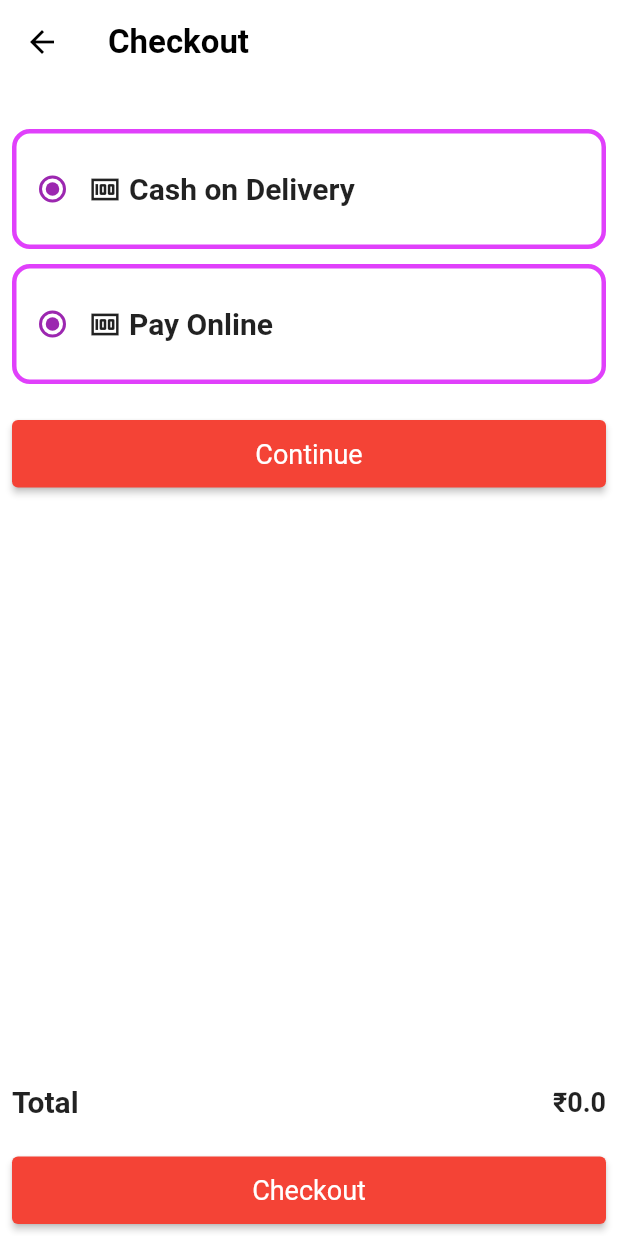
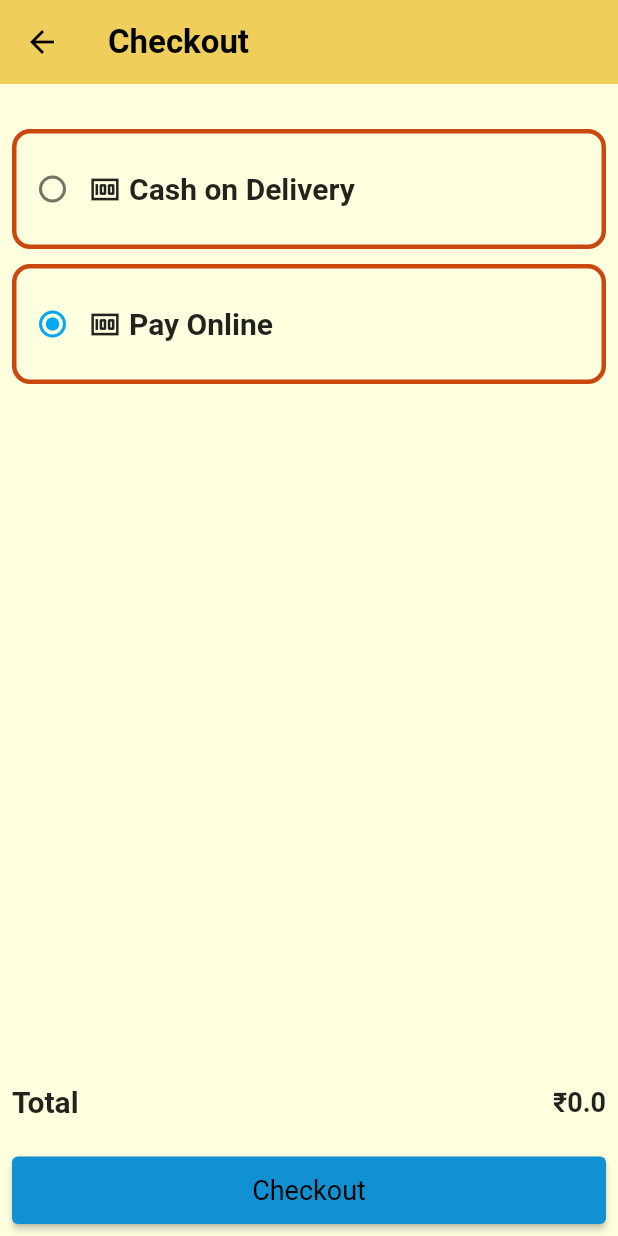
Before and after one commit to SaurabhAlex/-Gadget_World, a Flutter app: the screen it shows once a user with an empty profile is signed in, item 2 of the bottom bar chosen, after a tap on "Checkout", on a phone screen of 412 x 824 dp. Run offline on Flutter 3.47's test engine with Material 2 defaults, Android fonts, the phone set to English and light mode, and no system bars; our stand-ins replace bottom_navy_bar, cloud_firestore, firebase_auth, firebase_core, firebase_storage, fluttertoast and 2 more; missing offline and left inert: flutter_stripe, upi_india; accounts and stored records are empty; network calls fail.

Commit message:
UI&color upgrade

```diff
--- a/lib/constants/theme.dart
+++ b/lib/constants/theme.dart
@@ -1,21 +1,20 @@
-import 'package:bottom_navy_bar/bottom_navy_bar.dart';
 import 'package:flutter/material.dart';
 
 ThemeData themeData = ThemeData(
-  scaffoldBackgroundColor: Colors.white,
-  appBarTheme: const AppBarTheme(
-    backgroundColor: Colors.white,
+  scaffoldBackgroundColor: const Color(0xffffffe0),
+  appBarTheme:  AppBarTheme(
+    backgroundColor: const Color(0xffe8b923).withOpacity(0.7),
     elevation: 0,
-    titleTextStyle: TextStyle(
+    titleTextStyle: const TextStyle(
       color: Colors.black
     ),
-    iconTheme: IconThemeData(
+    iconTheme: const IconThemeData(
       color: Colors.black
     )
   ),
-  primaryColor: Colors.purpleAccent,
-  canvasColor: Colors.purpleAccent,
-  primarySwatch: Colors.purple,
+  primaryColor:const Color(0xffc94810),
+  canvasColor: const Color(0xff90EE90),
+  primarySwatch: Colors.lightBlue,
   outlinedButtonTheme: OutlinedButtonThemeData(
     style: OutlinedButton.styleFrom(
         foregroundColor: Colors.purpleAccent,
@@ -36,7 +35,7 @@ ThemeData themeData = ThemeData(
   ),
   elevatedButtonTheme: ElevatedButtonThemeData(
     style: ElevatedButton.styleFrom(
-      backgroundColor: Colors.red,
+      backgroundColor: const Color(0xff1191d1),
       textStyle: const TextStyle(
         fontSize: 18
       ),
--- a/lib/screens/bottom_navBar/bottom_nav_bar.dart
+++ b/lib/screens/bottom_navBar/bottom_nav_bar.dart
@@ -4,6 +4,8 @@ import 'package:grocery_app/screens/cart_screen/cart_screen.dart';
 import 'package:grocery_app/screens/favourite/favourite_screen.dart';
 import 'package:grocery_app/screens/home/home.dart';
 import 'package:grocery_app/screens/profile/profile_screen.dart';
+
+import '../order_screen/order_screen.dart';
 
 class BottomNavBar extends StatefulWidget {
   const BottomNavBar({Key? key}) : super(key: key);
@@ -40,13 +42,13 @@ class _BottomNavBarState extends State<BottomNavBar> {
           children: const <Widget>[
             HomeScreen(),
             CartScreen(),
-            FavouriteScreen(),
+            OrderScreen(),
             ProfileScreen()
           ],
         ),
       ),
       bottomNavigationBar: BottomNavyBar(
-        backgroundColor: Colors.purpleAccent.withOpacity(0.4),
+        backgroundColor: const Color(0xffc94810).withOpacity(0.6),
         iconSize: 27,
 
         selectedIndex: _currentIndex,
@@ -62,18 +64,18 @@ class _BottomNavBarState extends State<BottomNavBar> {
           ),
           BottomNavyBarItem(
               activeColor: Colors.black,
-              title:  Text('Cart'),
-              icon:  Icon(Icons.shopping_cart)
+              title:  const Text('Cart'),
+              icon:  const Icon(Icons.shopping_cart)
           ),
           BottomNavyBarItem(
               activeColor: Colors.black,
-              title:  Text('Orders'),
-              icon:  Icon(Icons.newspaper_outlined,)
+              title:  const Text('Orders'),
+              icon:  const Icon(Icons.reorder,)
           ),
           BottomNavyBarItem(
               activeColor: Colors.black,
-              title:  Text('Profile'),
-              icon:  Icon(Icons.person,)
+              title:  const Text('Profile'),
+              icon:  const Icon(Icons.person,)
           ),
         ],
       ),
--- a/lib/screens/cart_screen/cart_screen.dart
+++ b/lib/screens/cart_screen/cart_screen.dart
@@ -21,6 +21,7 @@ class _CartScreenState extends State<CartScreen> {
     return  Scaffold(
       appBar: AppBar(
         title: const Text("Cart Screen",style: TextStyle(fontSize: 22, fontWeight: FontWeight.bold),),
+        centerTitle: true,
       ),
       body:  appProvider.getCartProductList.isEmpty ? const Center(
         child: Text("Cart List is Empty"),
--- a/lib/screens/category_view/category_view.dart
+++ b/lib/screens/category_view/category_view.dart
@@ -76,7 +76,7 @@ class _CategoryViewScreenState extends State<CategoryViewScreen> {
                     ProductModel singleProduct = productModelList[index];
                     return Container(
                       decoration: BoxDecoration(
-                          color: Colors.purpleAccent.withOpacity(0.3),
+                          color: const Color(0xffe8b923).withOpacity(0.4),
                           borderRadius: BorderRadius.circular(10)
                       ),
                       child: Column(
--- a/lib/screens/edit_profile/edit_profile.dart
+++ b/lib/screens/edit_profile/edit_profile.dart
@@ -39,7 +39,6 @@ class _EditProfileState extends State<EditProfile> {
     AppProvider appProvider = Provider.of<AppProvider>(context);
     return Scaffold(
       appBar: AppBar(
-        backgroundColor: Colors.white,
         title:const Text("Edit Profile",style: TextStyle(fontSize: 22, fontWeight: FontWeight.bold),),
         centerTitle: true,
       ),
--- a/lib/screens/favourite/favourite_screen.dart
+++ b/lib/screens/favourite/favourite_screen.dart
@@ -17,6 +17,7 @@ class _FavouriteScreenState extends State<FavouriteScreen> {
     return  Scaffold(
       appBar: AppBar(
         title: const Text("Favourite Screen",style: TextStyle(fontSize: 22, fontWeight: FontWeight.bold),),
+        centerTitle: true,
       ),
       body:  appProvider.getFavouriteProductList.isEmpty ? const Center(
         child: Text("Favourite List is Empty"),
--- a/lib/screens/home/home.dart
+++ b/lib/screens/home/home.dart
@@ -90,8 +90,8 @@ class _HomeScreenState extends State<HomeScreen> {
                               Routes.instance.push(CategoryViewScreen(categoryModel: e), context);
                             } ,
                             child: Card(
-                              color: Colors.white,
-                              elevation: 13,
+                              color:  const Color(0xffe8b923).withOpacity(0.4),
+                              elevation: 2,
                               shape: RoundedRectangleBorder(
                                 borderRadius: BorderRadius.circular(20),
                               ),
@@ -139,7 +139,7 @@ class _HomeScreenState extends State<HomeScreen> {
                         ProductModel singleProduct = productModelList[index];
                         return Container(
                           decoration: BoxDecoration(
-                              color: Colors.purpleAccent.withOpacity(0.3),
+                              color:  Color(0xffe8b923).withOpacity(0.5),
                               borderRadius: BorderRadius.circular(10)
                           ),
                           child: Column(
--- /dev/null
+++ b/lib/screens/order_screen/order_screen.dart
@@ -0,0 +1,20 @@
+import 'package:flutter/material.dart';
+
+class OrderScreen extends StatefulWidget {
+  const OrderScreen({Key? key}) : super(key: key);
+
+  @override
+  State<OrderScreen> createState() => _OrderScreenState();
+}
+
+class _OrderScreenState extends State<OrderScreen> {
+  @override
+  Widget build(BuildContext context) {
+    return Scaffold(
+      appBar: AppBar(
+        title: const Text("Order Screen",style: TextStyle(fontSize: 22, fontWeight: FontWeight.bold),),
+        centerTitle: true,
+      ),
+    );
+  }
+}
--- a/lib/screens/payment/payment.dart
+++ b/lib/screens/payment/payment.dart
@@ -41,11 +41,11 @@ class _PaymentScreenState extends State<PaymentScreen> {
               child: Row(
                 children: [
                   Radio(
-                    value: 0,
+                    value: 1,
                     groupValue: _groupValue,
                     onChanged: (value) {
                       setState(() {
-                        _groupValue = value;
+                        _groupValue != value;
                       });
                     },
                   ),
@@ -84,16 +84,6 @@ class _PaymentScreenState extends State<PaymentScreen> {
               ),
             ),
             const SizedBox(height: 24,),
-            PrimaryButton(
-                title: "Continue",
-                onPressed: () async{
-                  double totalPrice = appProvider.totalPrice() * 100;
-                  bool isSuccessfullyPayment = await StripeHelper.instance.makePayment(totalPrice.toString());
-                  if(isSuccessfullyPayment){
-                    // bool value = await FirebaseFirestore.instance.
-                  }
-                },
-            ),
             const Spacer(),
             Row(
               children: [
--- a/lib/screens/product_details/product_details.dart
+++ b/lib/screens/product_details/product_details.dart
@@ -6,8 +6,7 @@ import 'package:grocery_app/model/product_model/product_model.dart';
 import 'package:grocery_app/provider/app_provider.dart';
 import 'package:grocery_app/screens/cart_screen/cart_screen.dart';
 import 'package:provider/provider.dart';
-
-import '../favourite/favourite_screen.dart';
+import '../payment/payment.dart';
 
 class ProductDetails extends StatefulWidget {
   final ProductModel singleProduct;
@@ -127,7 +126,7 @@ class _ProductDetailsState extends State<ProductDetails> {
                   width: 136,
                   child: ElevatedButton(
                       onPressed: () {
-                        Routes.instance.push(const FavouriteScreen(), context);
+                        Routes.instance.push(const PaymentScreen(), context);
                       },
                       style: OutlinedButton.styleFrom(
                         shape: RoundedRectangleBorder(
--- a/lib/screens/profile/profile_screen.dart
+++ b/lib/screens/profile/profile_screen.dart
@@ -6,6 +6,7 @@ import 'package:provider/provider.dart';
 import '../../constants/routes.dart';
 import '../../provider/app_provider.dart';
 import '../edit_profile/edit_profile.dart';
+import '../favourite/favourite_screen.dart';
 
 class ProfileScreen extends StatefulWidget {
   const ProfileScreen({Key? key}) : super(key: key);
@@ -59,7 +60,9 @@ class _ProfileScreenState extends State<ProfileScreen> {
               title: const Text("Your Orders", style: TextStyle(fontWeight: FontWeight.w400, fontSize: 20)),
             ),
             ListTile(
-              onTap: () {},
+              onTap: () {
+                Routes.instance.push(const FavouriteScreen(), context);
+              },
               leading: const Icon(Icons.favorite_border, size: 24),
               title: const Text("Favourite", style: TextStyle(fontWeight: FontWeight.w400, fontSize: 20)),
             ),
--- a/lib/screens/sign_up/signup.dart
+++ b/lib/screens/sign_up/signup.dart
@@ -86,7 +86,8 @@ class _SignUpScreenState extends State<SignUpScreen> {
                     if(isValidated){
                       bool isLogined = await FirebaseAuthHelper.instance.signUp(name.text, email.text, password.text, context);
                       if(isLogined){
-                        Routes.instance.pushAndRemovedUntil(BottomNavBar(), context);
+                        showMessage("Account has been successfully created");
+                        Routes.instance.pushAndRemovedUntil(LoginScreen(), context);
                       }
                     }
                   },
```
